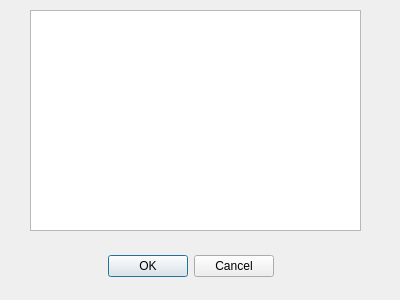
This is src/evenementinfodialog.ui in sowlosc/ProjectCalendar as Qt 5 draws it before an edit. The edited form follows.
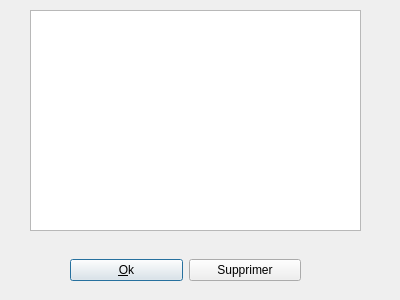
This is the edited form.

Diff of the .ui file:
```diff
--- a/src/evenementinfodialog.ui
+++ b/src/evenementinfodialog.ui
@@ -13,25 +13,6 @@
   <property name="windowTitle">
    <string>Dialog</string>
   </property>
-  <widget class="QDialogButtonBox" name="buttonBox">
-   <property name="geometry">
-    <rect>
-     <x>20</x>
-     <y>250</y>
-     <width>341</width>
-     <height>32</height>
-    </rect>
-   </property>
-   <property name="orientation">
-    <enum>Qt::Horizontal</enum>
-   </property>
-   <property name="standardButtons">
-    <set>QDialogButtonBox::Cancel|QDialogButtonBox::Ok</set>
-   </property>
-   <property name="centerButtons">
-    <bool>true</bool>
-   </property>
-  </widget>
   <widget class="QTextBrowser" name="textBrowser">
    <property name="geometry">
     <rect>
@@ -42,6 +23,32 @@
     </rect>
    </property>
   </widget>
+  <widget class="QWidget" name="horizontalLayoutWidget">
+   <property name="geometry">
+    <rect>
+     <x>70</x>
+     <y>230</y>
+     <width>231</width>
+     <height>80</height>
+    </rect>
+   </property>
+   <layout class="QHBoxLayout" name="horizontalLayout">
+    <item>
+     <widget class="QPushButton" name="pushButton_ok">
+      <property name="text">
+       <string>&amp;Ok</string>
+      </property>
+     </widget>
+    </item>
+    <item>
+     <widget class="QPushButton" name="pushButton_supprimer">
+      <property name="text">
+       <string>Supprimer</string>
+      </property>
+     </widget>
+    </item>
+   </layout>
+  </widget>
  </widget>
  <resources/>
  <connections>
```
Left out of the diff: 35 changed lines with no effect on the pictures.
